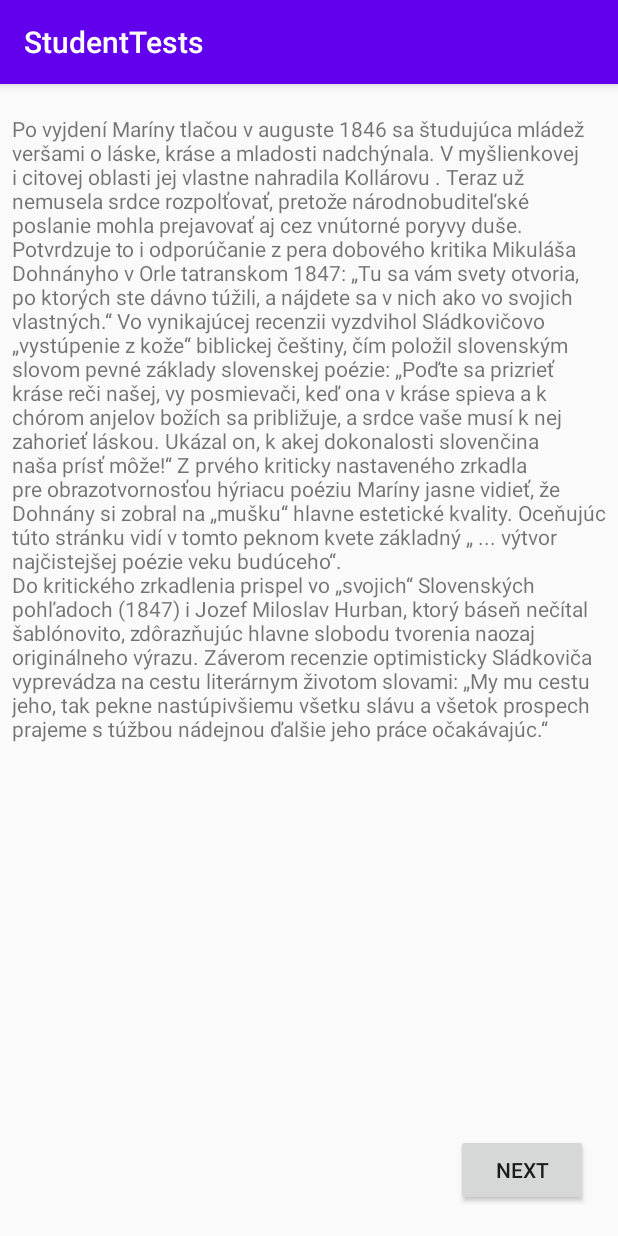
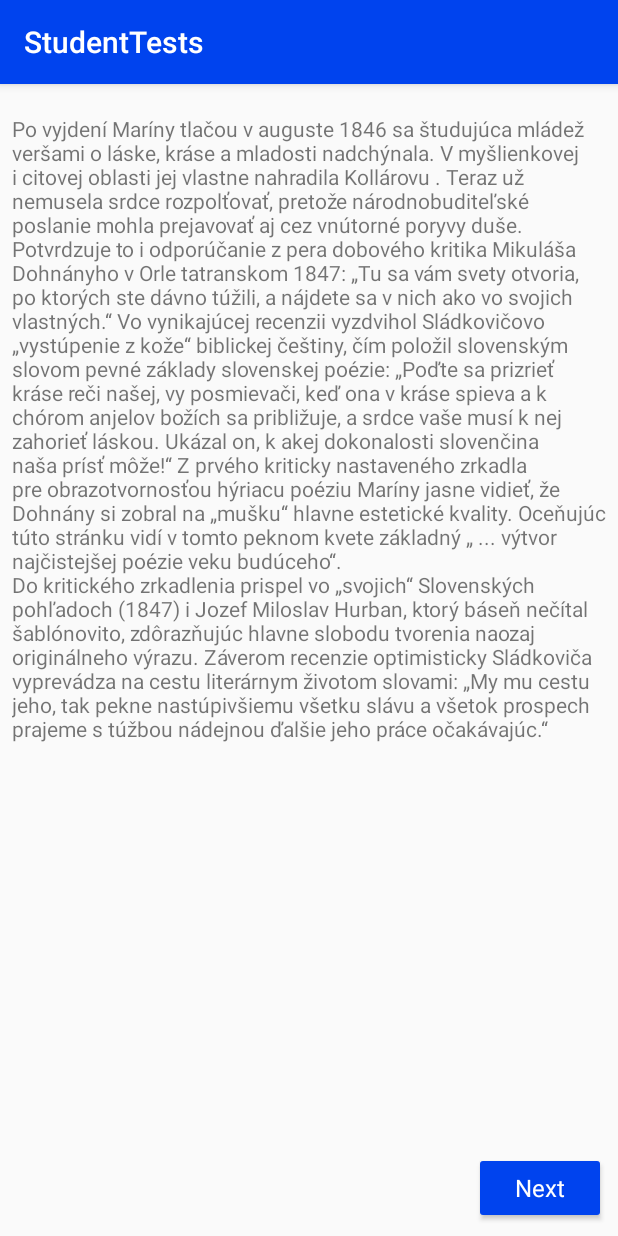
Before and after one commit to adambananka/student-tests, an Android app: the QuestionFragment screen opened directly, with no data from a screen before it, on a phone screen of 412 x 824 dp. Run offline under Robolectric (Android 15) with nearby library versions, the phone set to English and light mode, and no system bars; 1 statement that could not run was skipped.

Commit message:
UI button style changed

```diff
--- a/app/src/main/res/layout/fragment_setup_review.xml
+++ b/app/src/main/res/layout/fragment_setup_review.xml
@@ -31,6 +31,7 @@
         app:layout_constraintLeft_toLeftOf="parent"
         app:layout_constraintRight_toRightOf="parent"
         app:layout_constraintBottom_toBottomOf="parent"
+        style="@style/PrimaryButton"
         android:layout_marginBottom="50dp"/>
 
 </androidx.constraintlayout.widget.ConstraintLayout>
--- a/app/src/main/res/layout/fragment_setup_start.xml
+++ b/app/src/main/res/layout/fragment_setup_start.xml
@@ -21,6 +21,7 @@
         app:layout_constraintLeft_toLeftOf="parent"
         app:layout_constraintRight_toRightOf="parent"
         app:layout_constraintBottom_toBottomOf="parent"
+        style="@style/PrimaryButton"
         android:layout_marginBottom="100dp"/>
 
 </androidx.constraintlayout.widget.ConstraintLayout>
--- a/app/src/main/res/layout/fragment_test_question_open.xml
+++ b/app/src/main/res/layout/fragment_test_question_open.xml
@@ -48,6 +48,7 @@
         android:text="@string/test_back_button"
         app:layout_constraintLeft_toLeftOf="parent"
         app:layout_constraintBottom_toBottomOf="parent"
+        style="@style/PrimaryButton"
         android:layout_marginStart="20dp"
         android:layout_marginBottom="20dp"/>
 
@@ -59,6 +60,7 @@
         app:layout_constraintBottom_toBottomOf="parent"
         app:layout_constraintLeft_toLeftOf="parent"
         app:layout_constraintRight_toRightOf="parent"
+        style="@style/PrimaryButton"
         android:layout_marginBottom="20dp"/>
 
     <Button
@@ -68,6 +70,7 @@
         android:text="@string/test_next_button"
         app:layout_constraintBottom_toBottomOf="parent"
         app:layout_constraintRight_toRightOf="parent"
+        style="@style/PrimaryButton"
         android:layout_marginBottom="20dp"
         android:layout_marginEnd="20dp"/>
 
--- a/app/src/main/res/layout/fragment_test_question_test.xml
+++ b/app/src/main/res/layout/fragment_test_question_test.xml
@@ -50,6 +50,7 @@
         android:text="@string/test_back_button"
         app:layout_constraintLeft_toLeftOf="parent"
         app:layout_constraintBottom_toBottomOf="parent"
+        style="@style/PrimaryButton"
         android:layout_marginStart="20dp"
         android:layout_marginBottom="20dp"/>
 
@@ -61,6 +62,7 @@
         app:layout_constraintBottom_toBottomOf="parent"
         app:layout_constraintLeft_toLeftOf="parent"
         app:layout_constraintRight_toRightOf="parent"
+        style="@style/PrimaryButton"
         android:layout_marginBottom="20dp"/>
 
     <Button
@@ -70,6 +72,7 @@
         android:text="@string/test_next_button"
         app:layout_constraintBottom_toBottomOf="parent"
         app:layout_constraintRight_toRightOf="parent"
+        style="@style/PrimaryButton"
         android:layout_marginBottom="20dp"
         android:layout_marginEnd="20dp"/>
 
--- a/app/src/main/res/layout/fragment_test_result.xml
+++ b/app/src/main/res/layout/fragment_test_result.xml
@@ -69,6 +69,7 @@
         app:layout_constraintLeft_toLeftOf="parent"
         app:layout_constraintRight_toRightOf="parent"
         app:layout_constraintBottom_toBottomOf="parent"
+        style="@style/PrimaryButton"
         android:layout_marginBottom="30dp"/>
 
 </androidx.constraintlayout.widget.ConstraintLayout>
--- a/app/src/main/res/layout/fragment_test_section.xml
+++ b/app/src/main/res/layout/fragment_test_section.xml
@@ -20,6 +20,7 @@
         android:text="@string/test_back_button"
         app:layout_constraintLeft_toLeftOf="parent"
         app:layout_constraintBottom_toBottomOf="parent"
+        style="@style/PrimaryButton"
         android:layout_marginStart="20dp"
         android:layout_marginBottom="20dp"/>
 
@@ -31,6 +32,7 @@
         app:layout_constraintBottom_toBottomOf="parent"
         app:layout_constraintLeft_toLeftOf="parent"
         app:layout_constraintRight_toRightOf="parent"
+        style="@style/PrimaryButton"
         android:layout_marginBottom="20dp"/>
 
     <Button
@@ -40,6 +42,7 @@
         android:text="@string/test_next_button"
         app:layout_constraintBottom_toBottomOf="parent"
         app:layout_constraintRight_toRightOf="parent"
+        style="@style/PrimaryButton"
         android:layout_marginBottom="20dp"
         android:layout_marginEnd="20dp"/>
 
--- a/app/src/main/res/values/colors.xml
+++ b/app/src/main/res/values/colors.xml
@@ -1,6 +1,6 @@
 <?xml version="1.0" encoding="utf-8"?>
 <resources>
-    <color name="colorPrimary">#6200EE</color>
+    <color name="colorPrimary">#0043EE</color>
     <color name="colorPrimaryDark">#3700B3</color>
     <color name="colorAccent">#65A6DA</color>
 </resources>
--- a/app/src/main/res/values/styles.xml
+++ b/app/src/main/res/values/styles.xml
@@ -17,4 +17,11 @@
 
     <style name="AppTheme.PopupOverlay" parent="ThemeOverlay.AppCompat.Light" />
 
+    <style name="PrimaryButton" parent="Widget.AppCompat.TextView">
+        <item name="android:layout_margin">8dp</item>
+        <item name="android:textSize">16sp</item>
+        <item name="android:backgroundTint">@color/colorPrimary</item>
+        <item name="android:textColor">@android:color/white</item>
+    </style>
+
 </resources>
```
